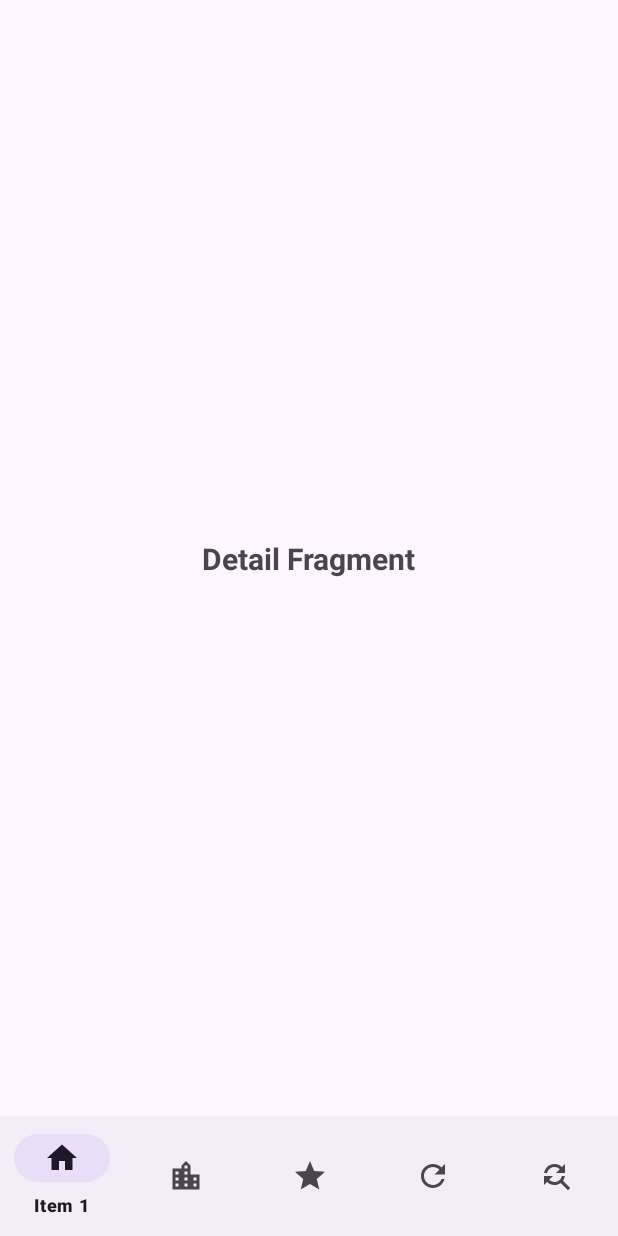
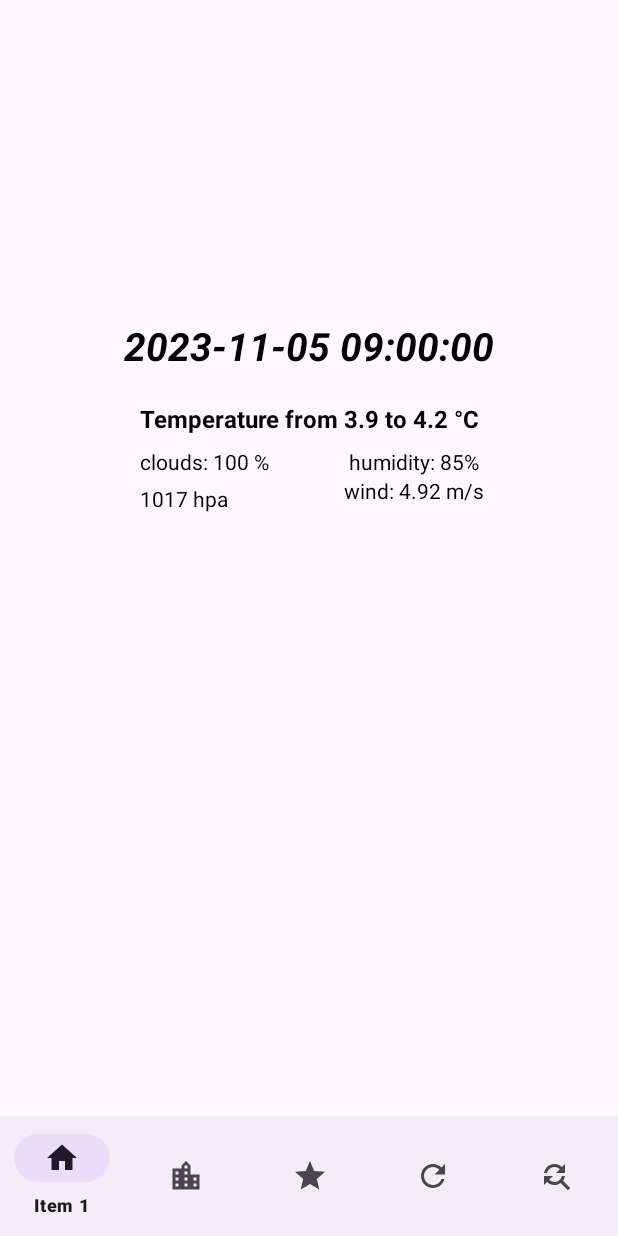
Before and after one commit to j2ck1e/OpenWeatherBottomNavigation, an Android app: the fragment DetailFragment placed in its activity, on a phone screen of 412 x 824 dp. Run offline under Robolectric (Android 15) with nearby library versions, the phone set to English and light mode, and no system bars; our stand-ins replace Room's generated code, navigation-ui; 8 statements that could not run were skipped.

```diff
--- a/app/src/main/java/com/jcdesign/openweatherbottomnavigation/ui/fragments/DetailFragment.kt
+++ b/app/src/main/java/com/jcdesign/openweatherbottomnavigation/ui/fragments/DetailFragment.kt
@@ -38,7 +38,12 @@ class DetailFragment : Fragment() {
 
         val detailWeather = args.detailWeather
         binding.apply {
-            tvText.text = detailWeather.dt_txt
+            detailDate.text = detailWeather.dt_txt
+            detailCloud.text = "clouds: ${detailWeather.clouds.all.toString()}%"
+            detailHumidity.text = "humidity: ${detailWeather.main.humidity.toString()}%"
+            detailPressure.text = "${detailWeather.main.pressure.toString()} hpa"
+            detailTemp.text = "Temperature from ${detailWeather.main.temp_min} to ${detailWeather.main.temp_max} ºC"
+            detailWind.text = "wind: ${detailWeather.wind.speed.toString()} m/s"
         }
 
     }
--- a/app/src/main/java/com/jcdesign/openweatherbottomnavigation/ui/fragments/FirstFragment.kt
+++ b/app/src/main/java/com/jcdesign/openweatherbottomnavigation/ui/fragments/FirstFragment.kt
@@ -76,14 +76,24 @@ class FirstFragment : Fragment() {
         Log.d("MyLog", "weatherAdapter: $weatherAdapter")
     }
 
+    private fun hideProgressBar() {
+        binding.paginationProgressBar.visibility = View.INVISIBLE
+    }
+
+    private fun showProgressBar() {
+        binding.paginationProgressBar.visibility = View.VISIBLE
+    }
+
     private fun saveDetailWeather(listOfDetailWeather: List<DetailWeather>) {
         viewModel.saveDetailWeather(listOfDetailWeather)
     }
 
     private fun getSavedDetailWeather() {
+        showProgressBar()
         viewModel.getSavedDetailWeather().observe(viewLifecycleOwner, Observer { detailWeather ->
             Log.d("MyLog", "getSavedData $detailWeather")
             weatherAdapter.differ.submitList(detailWeather)
+            hideProgressBar()
         })
     }
 
@@ -91,6 +101,7 @@ class FirstFragment : Fragment() {
         viewModel.weather.observe(viewLifecycleOwner, Observer { response ->
             when (response) {
                 is Resource.Success -> {
+                    hideProgressBar()
                     response.data?.let { weatherResponse ->
                         weatherAdapter.differ.submitList(weatherResponse.list)
                         saveDetailWeather(weatherResponse.list)
@@ -98,6 +109,7 @@ class FirstFragment : Fragment() {
                 }
 
                 is Resource.Error -> {
+                    hideProgressBar()
                     response.message?.let { message ->
                         Toast.makeText(activity, "An error occured: $message", Toast.LENGTH_LONG).show()
 
@@ -106,6 +118,7 @@ class FirstFragment : Fragment() {
                 }
 
                 is Resource.Loading -> {
+                    showProgressBar()
                     Log.d("MyLog", "Loading...")
 
                 }
--- a/app/src/main/res/layout/fragment_detail.xml
+++ b/app/src/main/res/layout/fragment_detail.xml
@@ -7,16 +7,73 @@
     tools:context=".ui.fragments.DetailFragment">
 
     <!-- TODO: Update blank fragment layout -->
+
     <TextView
-        android:id="@+id/tvText"
+        android:id="@+id/detail_Date"
         android:layout_width="wrap_content"
         android:layout_height="wrap_content"
-        android:text="Detail Fragment"
-        android:textSize="20sp"
-        android:textStyle="bold"
+        android:text="2023-11-05 09:00:00"
+        android:textColor="@color/black"
+        android:textSize="26sp"
+        android:textStyle="bold|italic"
         app:layout_constraintBottom_toBottomOf="parent"
         app:layout_constraintEnd_toEndOf="parent"
+        app:layout_constraintHorizontal_bias="0.5"
         app:layout_constraintStart_toStartOf="parent"
-        app:layout_constraintTop_toTopOf="parent" />
+        app:layout_constraintTop_toTopOf="parent"
+        app:layout_constraintVertical_bias="0.3" />
+
+    <TextView
+        android:id="@+id/detail_Cloud"
+        android:layout_width="wrap_content"
+        android:layout_height="wrap_content"
+        android:layout_marginTop="8dp"
+        android:text="clouds: 100 %"
+        android:textColor="@color/black"
+        app:layout_constraintStart_toStartOf="@+id/detail_Temp"
+        app:layout_constraintTop_toBottomOf="@+id/detail_Temp" />
+
+
+    <TextView
+        android:id="@+id/detail_Humidity"
+        android:layout_width="wrap_content"
+        android:layout_height="wrap_content"
+        android:text="humidity: 85%"
+        android:textColor="@color/black"
+        app:layout_constraintEnd_toEndOf="@+id/detail_Temp"
+        app:layout_constraintTop_toTopOf="@+id/detail_Cloud" />
+
+    <TextView
+        android:id="@+id/detail_Pressure"
+        android:layout_width="wrap_content"
+        android:layout_height="wrap_content"
+        android:layout_marginTop="5dp"
+        android:text="1017 hpa"
+        android:textColor="@color/black"
+        app:layout_constraintStart_toStartOf="@+id/detail_Cloud"
+        app:layout_constraintTop_toBottomOf="@+id/detail_Cloud" />
+
+    <TextView
+        android:id="@+id/detail_Temp"
+        android:layout_width="wrap_content"
+        android:layout_height="wrap_content"
+        android:layout_marginTop="20dp"
+        android:text="Temperature from 3.9 to 4.2 °С"
+        android:textColor="@color/black"
+        android:textSize="16sp"
+        android:textStyle="bold"
+        app:layout_constraintEnd_toEndOf="parent"
+        app:layout_constraintStart_toStartOf="parent"
+        app:layout_constraintTop_toBottomOf="@+id/detail_Date" />
+
+    <TextView
+        android:id="@+id/detail_Wind"
+        android:layout_width="wrap_content"
+        android:layout_height="19dp"
+        android:text="wind: 4.92 m/s"
+        android:textColor="@color/black"
+        app:layout_constraintEnd_toEndOf="@+id/detail_Humidity"
+        app:layout_constraintStart_toStartOf="@+id/detail_Humidity"
+        app:layout_constraintTop_toBottomOf="@+id/detail_Humidity" />
 
 </androidx.constraintlayout.widget.ConstraintLayout>
--- a/app/src/main/res/layout/fragment_first.xml
+++ b/app/src/main/res/layout/fragment_first.xml
@@ -1,14 +1,36 @@
 <?xml version="1.0" encoding="utf-8"?>
-<androidx.recyclerview.widget.RecyclerView xmlns:android="http://schemas.android.com/apk/res/android"
+<androidx.constraintlayout.widget.ConstraintLayout xmlns:android="http://schemas.android.com/apk/res/android"
+    xmlns:app="http://schemas.android.com/apk/res-auto"
     xmlns:tools="http://schemas.android.com/tools"
+    android:layout_width="match_parent"
+    android:layout_height="match_parent"
+    tools:context=".ui.fragments.FirstFragment">
+
+    <androidx.recyclerview.widget.RecyclerView
         android:id="@+id/rcWeather"
         android:layout_width="match_parent"
         android:layout_height="match_parent"
-    tools:listitem="@layout/list_item"
-    tools:context=".ui.fragments.FirstFragment">
+        app:layout_constraintBottom_toBottomOf="parent"
+        app:layout_constraintEnd_toEndOf="parent"
+        app:layout_constraintStart_toStartOf="parent"
+        app:layout_constraintTop_toTopOf="parent"
+        tools:listitem="@layout/list_item" />
+
+    <ProgressBar
+        android:id="@+id/paginationProgressBar"
+        style="?attr/progressBarStyle"
+        android:layout_width="wrap_content"
+        android:layout_height="wrap_content"
+        android:background="@android:color/transparent"
+        android:visibility="invisible"
+        app:layout_constraintBottom_toBottomOf="parent"
+        app:layout_constraintEnd_toEndOf="parent"
+        app:layout_constraintStart_toStartOf="parent"
+        app:layout_constraintTop_toTopOf="parent" />
+</androidx.constraintlayout.widget.ConstraintLayout>
 
 
-</androidx.recyclerview.widget.RecyclerView>
+<!--    </androidx.recyclerview.widget.RecyclerView>-->
     <!--<?xml version="1.0" encoding="utf-8"?>-->
     <!--<androidx.constraintlayout.widget.ConstraintLayout xmlns:android="http://schemas.android.com/apk/res/android"-->
     <!--    xmlns:app="http://schemas.android.com/apk/res-auto"-->
```
Lines whose indentation alone changed are shown as unchanged.
